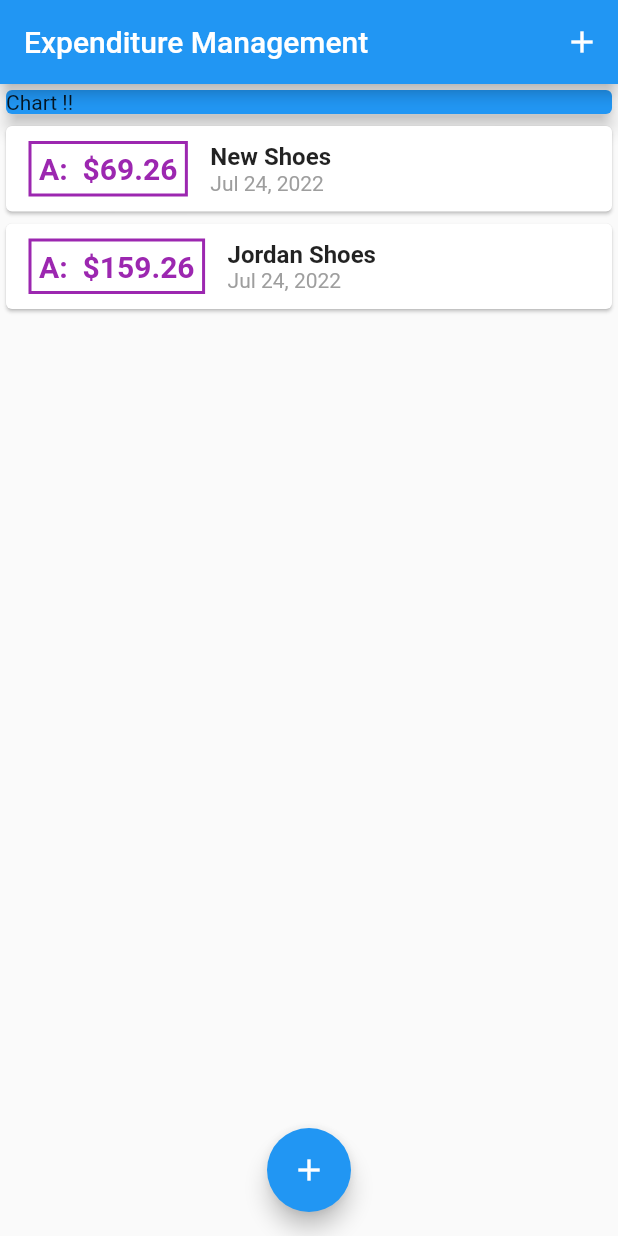
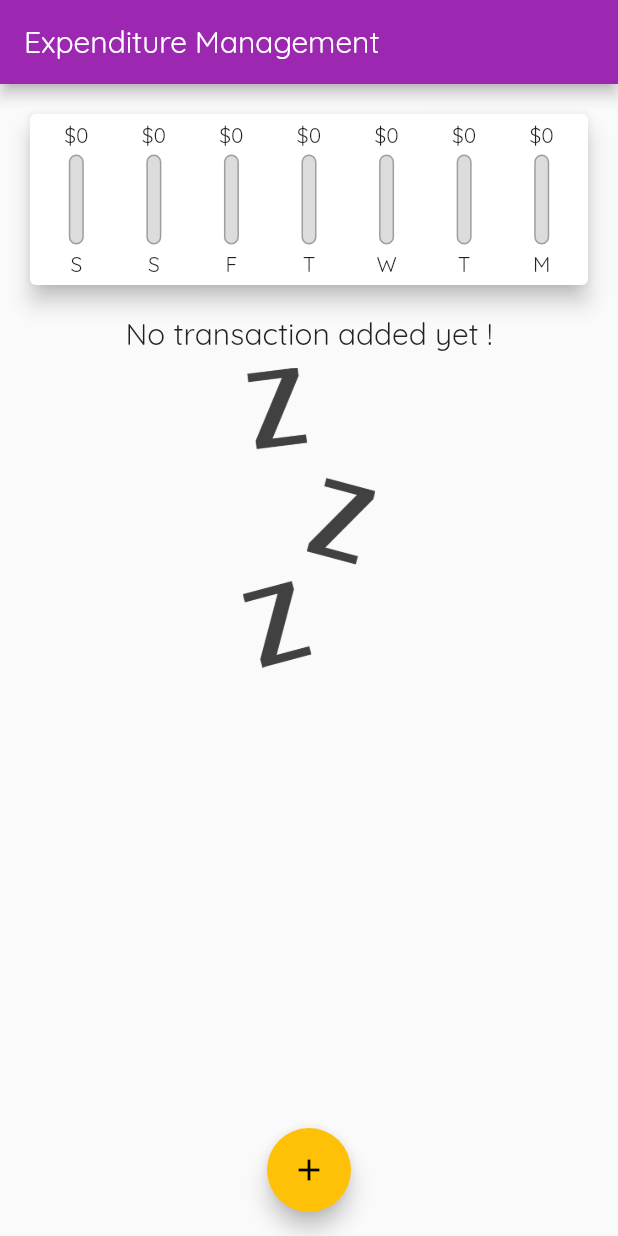
Before and after one commit to Deepak-khadka/flutter, a Flutter app: the screen it shows after launch, on a phone screen of 412 x 824 dp. Run offline on Flutter 3.47's test engine with Material 2 defaults, Android fonts, the phone set to English and light mode, and no system bars.

Commit message:
chore: include chart for the expense

```diff
--- a/expense_planner/lib/main.dart
+++ b/expense_planner/lib/main.dart
@@ -1,10 +1,10 @@
-import 'package:expense_planner/widgets/transaction_list.dart';
-
+import './widgets/chart.dart';
+import './widgets/transaction_list.dart';
 import './models/transaction.dart';
 import './widgets/new_transaction.dart';
 import 'package:flutter/material.dart';
 
-void main() => runApp(MyHomePage());
+void main() => runApp(const MyHomePage());
 
 class MyHomePage extends StatefulWidget {
   const MyHomePage({Key? key}) : super(key: key);
@@ -14,20 +14,19 @@ class MyHomePage extends StatefulWidget {
 }
 
 class _MyHomePageState extends State<MyHomePage> {
-  final List<Transaction> _userTransactions = [
-    Transaction(
-      id: 't1',
-      title: 'New Shoes',
-      amount: 69.26,
-      date: DateTime.now(),
-    ),
-    Transaction(
-      id: 't2',
-      title: 'Jordan Shoes',
-      amount: 159.26,
-      date: DateTime.now(),
-    )
-  ];
+  final List<Transaction> _userTransactions = [];
+
+  List<Transaction> get _recentTransactions {
+    return _userTransactions.where((tx) {
+      return tx.date.isAfter(
+        DateTime.now().subtract(
+          const Duration(
+            days: 7,
+          ),
+        ),
+      );
+    }).toList();
+  }
 
   void _addNewTransaction(String title, double amount) {
     final newTx = Transaction(
@@ -45,7 +44,7 @@ class _MyHomePageState extends State<MyHomePage> {
   void _startAddNewTransaction(BuildContext ctx) {
     showModalBottomSheet(
       context: ctx,
-      builder: (_) {
+      builder: (context) {
         return NewTransaction(_addNewTransaction);
       },
     );
@@ -56,39 +55,35 @@ class _MyHomePageState extends State<MyHomePage> {
     return MediaQuery(
       data: const MediaQueryData(),
       child: MaterialApp(
+        theme: ThemeData(
+          primarySwatch: Colors.purple,
+          accentColor: Colors.amber,
+          fontFamily: 'Quicksand',
+        ),
+        debugShowCheckedModeBanner: true,
         home: Scaffold(
           appBar: AppBar(
             title: const Text("Expenditure Management"),
-            actions: [
-              IconButton(
-                  onPressed: () => _startAddNewTransaction(context),
-                  icon: const Icon(
-                    Icons.add,
-                  ))
-            ],
           ),
           body: SingleChildScrollView(
             child: Column(
               // mainAxisAlignment: MainAxisAlignment.spaceAround,
               crossAxisAlignment: CrossAxisAlignment.stretch,
               children: <Widget>[
-                Container(
-                  width: double.infinity,
-                  child: const Card(
-                    color: Colors.blue,
-                    elevation: 5,
-                    child: Text('Chart !!'),
-                  ),
-                ),
+                Chart(_recentTransactions),
                 TransactionList(_userTransactions),
               ],
             ),
           ),
           floatingActionButtonLocation:
               FloatingActionButtonLocation.centerFloat,
-          floatingActionButton: FloatingActionButton(
-            onPressed: () => _startAddNewTransaction(context),
-            child: const Icon(Icons.add),
+          floatingActionButton: Builder(
+            builder: (context) => FloatingActionButton(
+              onPressed: () => _startAddNewTransaction(context),
+              child: const Icon(
+                Icons.add,
+              ),
+            ),
           ),
         ),
       ),
--- /dev/null
+++ b/expense_planner/lib/widgets/chart.dart
@@ -0,0 +1,63 @@
+import 'package:expense_planner/models/transaction.dart';
+import 'package:expense_planner/widgets/chart_bar.dart';
+import 'package:flutter/material.dart';
+import 'package:intl/intl.dart';
+
+class Chart extends StatelessWidget {
+  final List<Transaction> recentTransactions;
+
+  Chart(this.recentTransactions);
+
+  List<Map<String, Object>> get groupedTransactionValues {
+    return List.generate(7, (index) {
+      final weekDay = DateTime.now().subtract(Duration(days: index));
+
+      double totalSum = 0.0;
+
+      for (var i = 0; i < recentTransactions.length; i++) {
+        if (recentTransactions[i].date.day == weekDay.day &&
+            recentTransactions[i].date.month == weekDay.month &&
+            recentTransactions[i].date.year == weekDay.year) {
+          totalSum += recentTransactions[i].amount;
+        }
+      }
+
+      return {
+        'day': DateFormat.E().format(weekDay).substring(0, 1),
+        'amount': totalSum
+      };
+    });
+  }
+
+  double get totalSpending {
+    return groupedTransactionValues.fold(0.0, (sum, tx) {
+      return sum + (tx['amount'] as double);
+    });
+  }
+
+  @override
+  Widget build(BuildContext context) {
+    return Card(
+      elevation: 6,
+      margin: EdgeInsets.all(20),
+      child: Container(
+        padding: EdgeInsets.all(5),
+        child: Row(
+          mainAxisAlignment: MainAxisAlignment.spaceAround,
+          children: groupedTransactionValues.map((data) {
+            return Flexible(
+              fit: FlexFit.tight,
+              child: ChartBar(
+                label: '${data['day']}',
+                spendingAmount: (data['amount'] as double),
+                spendingPctOfTotal: totalSpending == 0.0
+                    ? 0.0
+                    : (data['amount'] as double) / totalSpending,
+              ),
+            );
+          }).toList(),
+        ),
+      ),
+    );
+  }
+}
--- /dev/null
+++ b/expense_planner/lib/widgets/chart_bar.dart
@@ -0,0 +1,58 @@
+import 'package:flutter/material.dart';
+
+class ChartBar extends StatelessWidget {
+  final String label;
+  final double spendingAmount;
+  final double spendingPctOfTotal;
+
+  ChartBar({
+    required this.label,
+    required this.spendingAmount,
+    required this.spendingPctOfTotal,
+  });
+
+  @override
+  Widget build(BuildContext context) {
+    return Column(
+      children: [
+       FittedBox(
+         child:  Text('\$${spendingAmount.toStringAsFixed(0)}'),
+       ),
+        SizedBox(
+          height: 4,
+        ),
+        Container(
+          height: 60,
+          width: 10,
+          child: Stack(
+            children: [
+              Container(
+                decoration: BoxDecoration(
+                  border: Border.all(
+                    color: Colors.grey,
+                    width: 1.0,
+                  ),
+                  color: Color.fromRGBO(220, 220, 220, 1),
+                  borderRadius: BorderRadius.circular(10),
+                ),
+              ),
+              FractionallySizedBox(
+                heightFactor: spendingPctOfTotal,
+                child: Container(
+                  decoration: BoxDecoration(
+                    color: Theme.of(context).primaryColor,
+                    borderRadius: BorderRadius.circular(10),
+                  ),
+                ),
+              )
+            ],
+          ),
+        ),
+        SizedBox(
+          height: 4,
+        ),
+        Text(label),
+      ],
+    );
+  }
+}
--- a/expense_planner/lib/widgets/new_transaction.dart
+++ b/expense_planner/lib/widgets/new_transaction.dart
@@ -1,24 +1,33 @@
 import 'package:flutter/material.dart';
 
-class NewTransaction extends StatelessWidget {
+class NewTransaction extends StatefulWidget {
   final Function addTx;
+
+  const NewTransaction(this.addTx);
+
+  @override
+  State<NewTransaction> createState() => _NewTransactionState();
+}
+
+class _NewTransactionState extends State<NewTransaction> {
   final titleController = TextEditingController();
+
   final amountController = TextEditingController();
-
-  NewTransaction(this.addTx);
 
   void submitData() {
     final enteredTitle = titleController.text;
     final enteredAmount = double.parse(amountController.text);
 
-    if(enteredTitle.isEmpty || enteredAmount <= 0) {
+    if (enteredTitle.isEmpty || enteredAmount <= 0) {
       return;
     }
 
-    addTx(
+    widget.addTx(
       enteredTitle,
       enteredAmount,
     );
+
+    Navigator.of(context).pop();
   }
 
   @override
@@ -33,7 +42,7 @@ class NewTransaction extends StatelessWidget {
             TextField(
               decoration: const InputDecoration(labelText: "Title"),
               controller: titleController,
-              onSubmitted: (_) =>  submitData(),
+              onSubmitted: (_) => submitData(),
               // onChanged: (value) {
               //   titleInput = value;
               // },
@@ -42,7 +51,7 @@ class NewTransaction extends StatelessWidget {
               decoration: const InputDecoration(labelText: "Amount"),
               controller: amountController,
               keyboardType: TextInputType.number,
-              onSubmitted: (_) =>  submitData(),
+              onSubmitted: (_) => submitData(),
               // onChanged: (value) {
               //   amountInput = value;
               // },
--- a/expense_planner/lib/widgets/transaction_list.dart
+++ b/expense_planner/lib/widgets/transaction_list.dart
@@ -2,17 +2,44 @@ import 'package:expense_planner/models/transaction.dart';
 import 'package:flutter/material.dart';
 import 'package:intl/intl.dart';
 
-class TransactionList extends StatelessWidget {
-
+class TransactionList extends StatefulWidget {
   final List<Transaction> transactions;
 
   const TransactionList(this.transactions);
 
   @override
+  State<TransactionList> createState() => _TransactionListState();
+}
+
+class _TransactionListState extends State<TransactionList> {
+  @override
   Widget build(BuildContext context) {
     return Container(
       height: 900,
-     child: ListView.builder(
+      child: widget.transactions.isEmpty
+          ? Column(
+              children: [
+                const Text(
+                  "No transaction added yet !",
+                  style: TextStyle(
+                    fontFamily: "Quicksand",
+                    fontSize: 20,
+                  ),
+                ),
+                const SizedBox(
+                  height: 10,
+                  width: 10,
+                ),
+                Container(
+                  height: 200,
+                  child: Image.asset(
+                    'assets/images/waiting.png',
+                    fit: BoxFit.cover,
+                  ),
+                )
+              ],
+            )
+          : ListView.builder(
               itemBuilder: (context, index) {
                 return Card(
                   child: Row(
@@ -24,13 +51,13 @@ class TransactionList extends StatelessWidget {
                         ),
                         decoration: BoxDecoration(
                           border: Border.all(
-                     color: Colors.purple,
+                            color: Theme.of(context).primaryColor,
                             width: 2,
                           ),
                         ),
                         padding: const EdgeInsets.all(5),
                         child: Text(
-                   "A:  \$${transactions[index].amount.toStringAsFixed(2)}",
+                          " \$${widget.transactions[index].amount.toStringAsFixed(2)}",
                           style: const TextStyle(
                               fontWeight: FontWeight.bold,
                               fontSize: 20,
@@ -41,14 +68,15 @@ class TransactionList extends StatelessWidget {
                         crossAxisAlignment: CrossAxisAlignment.start,
                         children: [
                           Text(
-                     transactions[index].title,
+                            widget.transactions[index].title,
                             style: const TextStyle(
                               fontSize: 16,
                               fontWeight: FontWeight.bold,
                             ),
                           ),
                           Text(
-                     DateFormat.yMMMd().format(transactions[index].date),
+                            DateFormat.yMMMd()
+                                .format(widget.transactions[index].date),
                             style: const TextStyle(
                               color: Colors.grey,
                             ),
@@ -59,7 +87,7 @@ class TransactionList extends StatelessWidget {
                   ),
                 );
               },
-       itemCount: transactions.length,
+              itemCount: widget.transactions.length,
             ),
     );
   }
```
Also changed, not shown: expense_planner/pubspec.yaml (+18 -14 lines), expense_planner/assets/fonts/OpenSans-Bold.ttf (added), expense_planner/assets/fonts/OpenSans-Regular.ttf (added), expense_planner/assets/fonts/Quicksand-Bold.ttf (added), expense_planner/assets/fonts/Quicksand-Light.ttf (added), expense_planner/assets/fonts/Quicksand-Medium.ttf (added), expense_planner/assets/fonts/Quicksand-Regular.ttf (added), expense_planner/assets/images/waiting.png (added). Lines whose indentation alone changed are shown as unchanged.
